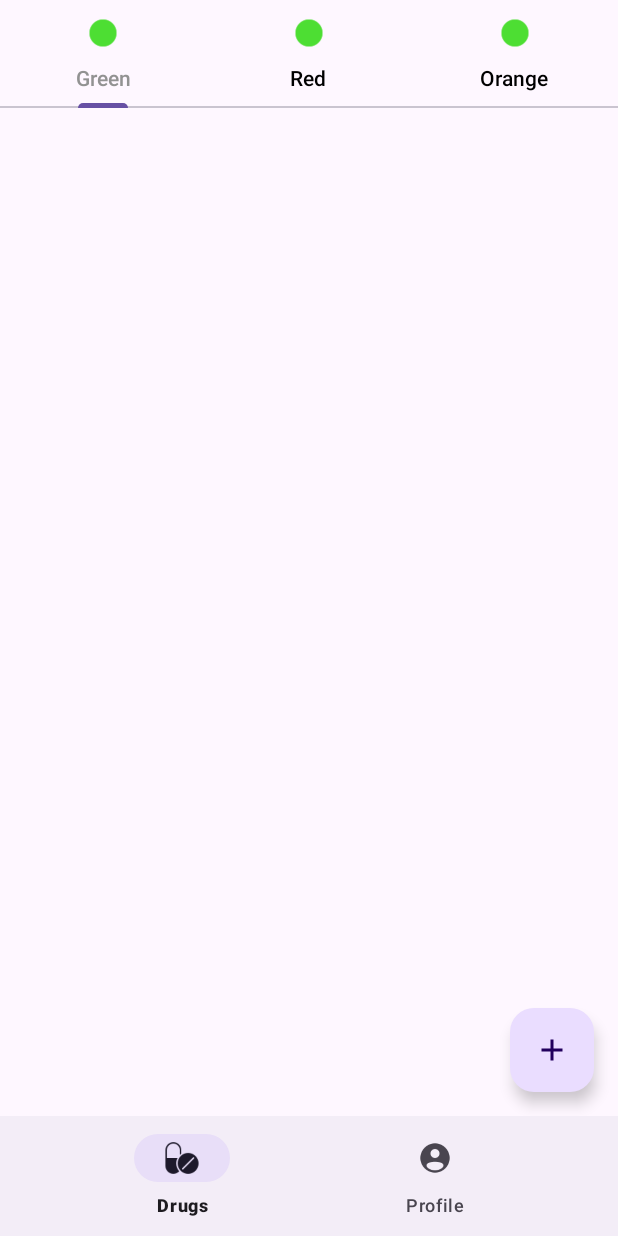
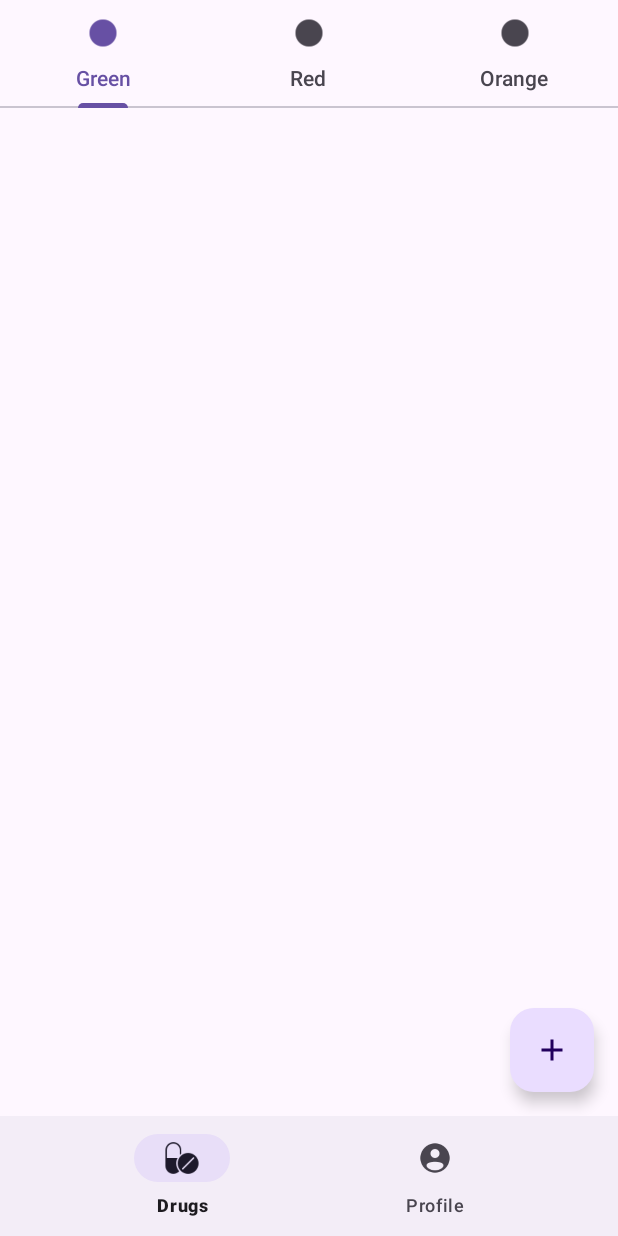
Before and after one commit to nurkenzhebekov/DrugsApp, an Android app: the screen it shows after launch (MainActivity), on a phone screen of 412 x 824 dp. Run offline under Robolectric (Android 15) with nearby library versions, the phone set to English and light mode, and no system bars; our stand-ins replace Room's generated code, navigation-ui.

Commit message:
Initial 3

```diff
--- a/app/src/main/java/com/example/drugsapp/data/DrugsDao.kt
+++ b/app/src/main/java/com/example/drugsapp/data/DrugsDao.kt
@@ -3,13 +3,14 @@ package com.example.drugsapp.data
 import androidx.lifecycle.LiveData
 import androidx.room.Dao
 import androidx.room.Insert
+import androidx.room.OnConflictStrategy
 import androidx.room.Query
 import com.example.drugsapp.model.Drug
 
 @Dao
 interface DrugsDao {
 
-    @Insert
+    @Insert(onConflict = OnConflictStrategy.REPLACE)
     suspend fun insert(drug: Drug)
 
     @Query("SELECT * FROM drugs WHERE importance = :importance")
--- a/app/src/main/java/com/example/drugsapp/data/DrugsDatabase.kt
+++ b/app/src/main/java/com/example/drugsapp/data/DrugsDatabase.kt
@@ -1,12 +1,13 @@
 package com.example.drugsapp.data
 
 import android.content.Context
+import androidx.lifecycle.ViewModelProvider.NewInstanceFactory.Companion.instance
 import androidx.room.Database
 import androidx.room.Room
 import androidx.room.RoomDatabase
 import com.example.drugsapp.model.Drug
 
-@Database(entities = [Drug::class], version = 1)
+@Database(entities = [Drug::class], version = 1, exportSchema = false)
 abstract class DrugsDatabase : RoomDatabase() {
     abstract fun drugsDao(): DrugsDao
 
@@ -15,7 +16,7 @@ abstract class DrugsDatabase : RoomDatabase() {
         private var INSTANCE: DrugsDatabase? = null
 
         fun getDatabase(context: Context): DrugsDatabase {
-            return INSTANCE ?: synchronized(this) {
+            return  INSTANCE ?: synchronized(this) {
                 val instance = Room.databaseBuilder(
                     context.applicationContext,
                     DrugsDatabase::class.java,
--- a/app/src/main/java/com/example/drugsapp/ui/fragment/drugs/DrugsFragment.kt
+++ b/app/src/main/java/com/example/drugsapp/ui/fragment/drugs/DrugsFragment.kt
@@ -6,19 +6,23 @@ import android.view.LayoutInflater
 import android.view.View
 import android.view.ViewGroup
 import androidx.core.content.ContextCompat
+import androidx.lifecycle.ViewModelProvider
 import com.example.drugsapp.R
 import com.example.drugsapp.databinding.FragmentDrugsBinding
+import com.google.android.material.tabs.TabLayout
 import com.google.android.material.tabs.TabLayoutMediator
 
 class DrugsFragment : Fragment() {
 
     private lateinit var binding: FragmentDrugsBinding
+    private lateinit var drugsViewModel: DrugsViewModel
 
     override fun onCreateView(
         inflater: LayoutInflater, container: ViewGroup?,
         savedInstanceState: Bundle?
     ): View? {
         binding = FragmentDrugsBinding.inflate(layoutInflater)
+        drugsViewModel = ViewModelProvider(this).get(DrugsViewModel::class.java)
         return binding.root
     }
 
@@ -29,16 +33,30 @@ class DrugsFragment : Fragment() {
         binding.viewPager.adapter = drugsVPAdapter
 
         TabLayoutMediator(binding.tabLayout, binding.viewPager) { tab, position ->
-            tab.icon = when (position) {
-                0 -> ContextCompat.getDrawable(requireContext(), R.drawable.ic_tab_green)
-                1 -> ContextCompat.getDrawable(requireContext(), R.drawable.ic_tab_red)
-                else -> ContextCompat.getDrawable(requireContext(), R.drawable.ic_tab_orange)
-            }
-            tab.text = when (position) {
-                0 -> "Green"
-                1 -> "Red"
-                else -> "Orange"
+            when (position) {
+                0 -> {
+                    tab.text = "Green"
+                    observeDrugs("Green", tab, R.drawable.ic_tab_green)
+                }
+                1 -> {
+                    tab.text = "Red"
+                    observeDrugs("Red", tab, R.drawable.ic_tab_red)
+                }
+                2 -> {
+                    tab.text = "Orange"
+                    observeDrugs("Orange", tab, R.drawable.ic_tab_orange)
+                }
             }
         }.attach()
     }
+
+    private fun observeDrugs(importance: String, tab: TabLayout.Tab, defaultIconRes: Int) {
+        drugsViewModel.getDrugsByImportance(importance).observe(viewLifecycleOwner, {
+            if (it.isNotEmpty()) {
+                tab.icon = ContextCompat.getDrawable(requireContext(), defaultIconRes)
+            } else {
+                tab.icon = ContextCompat.getDrawable(requireContext(), R.drawable.ic_tab_black)
+            }
+        })
+    }
 }
--- a/app/src/main/java/com/example/drugsapp/ui/fragment/drugs/DrugsListFragment.kt
+++ b/app/src/main/java/com/example/drugsapp/ui/fragment/drugs/DrugsListFragment.kt
@@ -36,10 +36,13 @@ class DrugsListFragment : Fragment() {
         binding.rvDrugs.adapter = adapter
         binding.rvDrugs.layoutManager = LinearLayoutManager(requireContext())
 
-        val importance = arguments?.getString("importance") ?: "Green"
+        viewModel.getDrugsByImportance("Green").observe(viewLifecycleOwner, {
+            adapter.submitList(it)
+        })
+        /*val importance = arguments?.getString("importance") ?: "Green"
         viewModel.getDrugsByImportance(importance).observe(viewLifecycleOwner) { drugs ->
             adapter.submitList(drugs)
-        }
+        }*/
 
         binding.flacbtAddDrug.setOnClickListener {
             val dialog = AddDrugDialogFragment()
--- a/app/src/main/res/layout/fragment_drugs.xml
+++ b/app/src/main/res/layout/fragment_drugs.xml
@@ -11,10 +11,7 @@
         android:id="@+id/tab_layout"
         android:layout_width="match_parent"
         android:layout_height="wrap_content"
-        app:layout_constraintTop_toTopOf="parent"
-        app:tabIconTint="@color/green"
-        app:tabSelectedTextColor="@color/grey"
-        app:tabTextColor="@color/black"/>
+        app:layout_constraintTop_toTopOf="parent"/>
 
     <androidx.viewpager2.widget.ViewPager2
         android:id="@+id/view_pager"
```
Also changed, not shown: app/src/main/java/com/example/drugsapp/ui/fragment/dialog/AddDrugDialogFragment.kt (+11 -6 lines), app/src/main/java/com/example/drugsapp/ui/fragment/drugs/DrugsViewModel.kt (+18 -22 lines), app/src/main/res/drawable/ic_tab_black.png (added).
